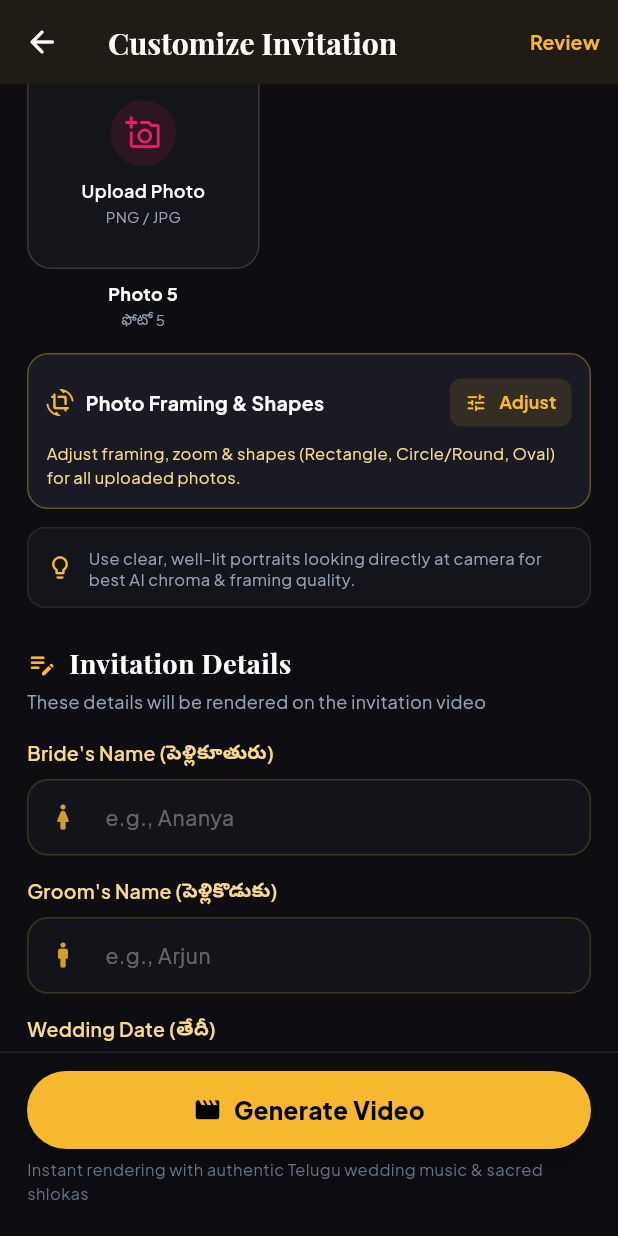
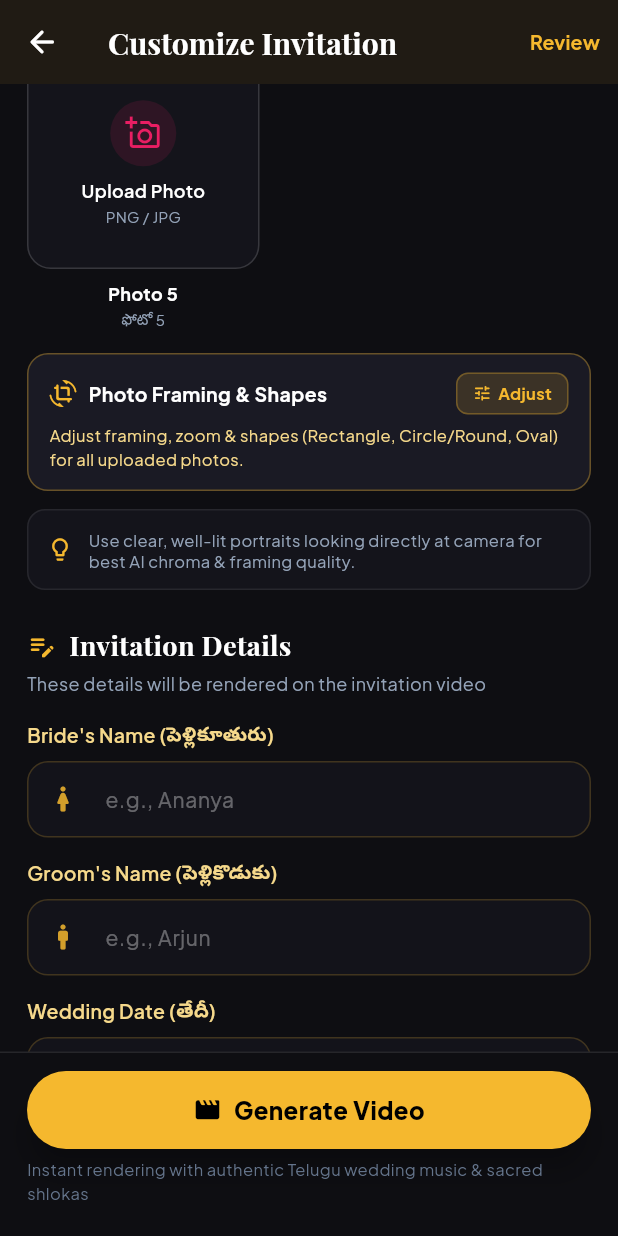
Before and after one commit to Priyachandana16/video-app, a Flutter app: the PersonalizationFormScreen screen opened directly, scrolled down 576 dp, on a phone screen of 412 x 824 dp. Run offline on Flutter 3.47's test engine with Material 3 defaults, Android fonts, the phone set to English and light mode, and no system bars; our stand-ins replace google_fonts, image_picker, share_plus, shared_preferences, supabase_flutter, video_player; missing offline and left inert: dart:html, ffmpeg_kit_flutter_new; accounts and stored records are empty; network calls fail.

Commit message:
feat: text animations (typewriter, slide, zoom), proper chroma key compositing, fix adjust button layout, and fix download & share flow

```diff
--- a/lib/models/template_model.dart
+++ b/lib/models/template_model.dart
@@ -116,6 +116,8 @@ class TemplateImageElement {
   final double rotation;
   final bool chromaKey;
   final String chromaKeyColor;
+  final double chromaKeySimilarity;
+  final double chromaKeyBlend;
 
   TemplateImageElement({
     required this.id,
@@ -135,6 +137,8 @@ class TemplateImageElement {
     this.rotation = 0.0,
     this.chromaKey = false,
     this.chromaKeyColor = '#00FF00',
+    this.chromaKeySimilarity = 0.25,
+    this.chromaKeyBlend = 0.05,
   });
 
   factory TemplateImageElement.fromJson(Map<String, dynamic> json) {
@@ -156,6 +160,8 @@ class TemplateImageElement {
       rotation: (json['rotation'] as num?)?.toDouble() ?? 0.0,
       chromaKey: json['chromaKey'] == true || json['animationType'] == 'chroma_key',
       chromaKeyColor: json['chromaKeyColor'] ?? '#00FF00',
+      chromaKeySimilarity: (json['chromaKeySimilarity'] as num?)?.toDouble() ?? 0.25,
+      chromaKeyBlend: (json['chromaKeyBlend'] as num?)?.toDouble() ?? 0.05,
     );
   }
 
@@ -178,6 +184,8 @@ class TemplateImageElement {
       'rotation': rotation,
       'chromaKey': chromaKey,
       'chromaKeyColor': chromaKeyColor,
+      'chromaKeySimilarity': chromaKeySimilarity,
+      'chromaKeyBlend': chromaKeyBlend,
     };
   }
 }
--- a/lib/screens/customization/personalization_form_screen.dart
+++ b/lib/screens/customization/personalization_form_screen.dart
@@ -978,8 +978,13 @@ class _PersonalizationFormScreenState extends State<PersonalizationFormScreen> {
         const SizedBox(height: 14),
 
         // Photo Placement & Framing Action Card
-        Container(
-          padding: const EdgeInsets.all(12),
+        Material(
+          color: Colors.transparent,
+          child: InkWell(
+            onTap: () => _openPhotoPlacementSheet(provider),
+            borderRadius: BorderRadius.circular(14),
+            child: Container(
+              padding: const EdgeInsets.symmetric(horizontal: 14, vertical: 12),
               decoration: BoxDecoration(
                 color: const Color(0xFF1A1A24),
                 borderRadius: BorderRadius.circular(14),
@@ -992,11 +997,6 @@ class _PersonalizationFormScreenState extends State<PersonalizationFormScreen> {
                 crossAxisAlignment: CrossAxisAlignment.start,
                 children: [
                   Row(
-                mainAxisAlignment: MainAxisAlignment.spaceBetween,
-                children: [
-                  Expanded(
-                    child: Row(
-                      mainAxisSize: MainAxisSize.min,
                     children: [
                       const Icon(Icons.crop_rotate_rounded, color: AppColors.primaryGold, size: 18),
                       const SizedBox(width: 8),
@@ -1012,26 +1012,31 @@ class _PersonalizationFormScreenState extends State<PersonalizationFormScreen> {
                           ),
                         ),
                       ),
-                      ],
-                    ),
-                  ),
                       const SizedBox(width: 8),
-                  TextButton.icon(
-                    onPressed: () => _openPhotoPlacementSheet(provider),
-                    icon: const Icon(Icons.tune_rounded, size: 15, color: AppColors.primaryGold),
-                    label: Text(
+                      Container(
+                        padding: const EdgeInsets.symmetric(horizontal: 10, vertical: 5),
+                        decoration: BoxDecoration(
+                          color: AppColors.primaryGold.withValues(alpha: 0.15),
+                          borderRadius: BorderRadius.circular(8),
+                          border: Border.all(
+                            color: AppColors.primaryGold.withValues(alpha: 0.3),
+                            width: 1,
+                          ),
+                        ),
+                        child: Row(
+                          mainAxisSize: MainAxisSize.min,
+                          children: [
+                            const Icon(Icons.tune_rounded, size: 13, color: AppColors.primaryGold),
+                            const SizedBox(width: 4),
+                            Text(
                               'Adjust',
                               style: GoogleFonts.plusJakartaSans(
                                 color: AppColors.primaryGold,
                                 fontWeight: FontWeight.bold,
-                        fontSize: 12,
-                      ),
-                    ),
-                    style: TextButton.styleFrom(
-                      padding: const EdgeInsets.symmetric(horizontal: 10, vertical: 4),
-                      backgroundColor: AppColors.primaryGold.withValues(alpha: 0.12),
-                      shape: RoundedRectangleBorder(borderRadius: BorderRadius.circular(8)),
-                      visualDensity: VisualDensity.compact,
+                                fontSize: 11,
+                              ),
+                            ),
+                          ],
                         ),
                       ),
                     ],
@@ -1045,6 +1050,8 @@ class _PersonalizationFormScreenState extends State<PersonalizationFormScreen> {
                     ),
                   ),
                 ],
+              ),
+            ),
           ),
         ),
         const SizedBox(height: 12),
--- a/lib/screens/rendering/video_preview_screen.dart
+++ b/lib/screens/rendering/video_preview_screen.dart
@@ -185,7 +185,9 @@ class _VideoPreviewScreenState extends State<VideoPreviewScreen> {
 
   void _handleShare() {
     final provider = context.read<PersonalizationProvider>();
-    provider.shareRenderedVideo();
+    provider.shareRenderedVideo(
+      title: widget.template.title.isNotEmpty ? widget.template.title : null,
+    );
   }
 
   @override
```
Also changed, not shown: lib/providers/personalization_provider.dart (+10 -2 lines), lib/services/download_service_stub.dart (+0 -10 lines), lib/services/on_device_render_service.dart (+50 -11 lines), 1 other file. Lines whose indentation alone changed are shown as unchanged.
